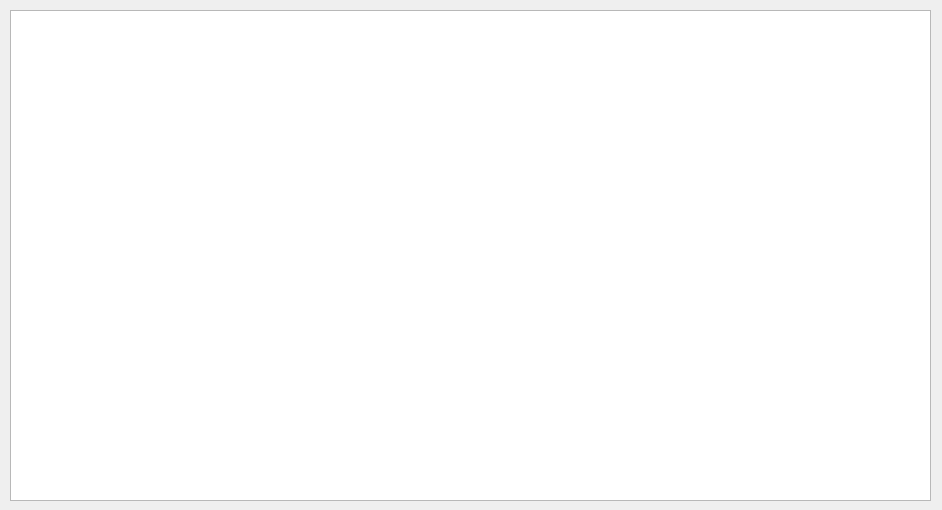
The window that SohoSecurity/SohoSecurity/WindowTabWidget.ui (fa1c0n1/funny_learning) describes before a commit, drawn with Qt 5.
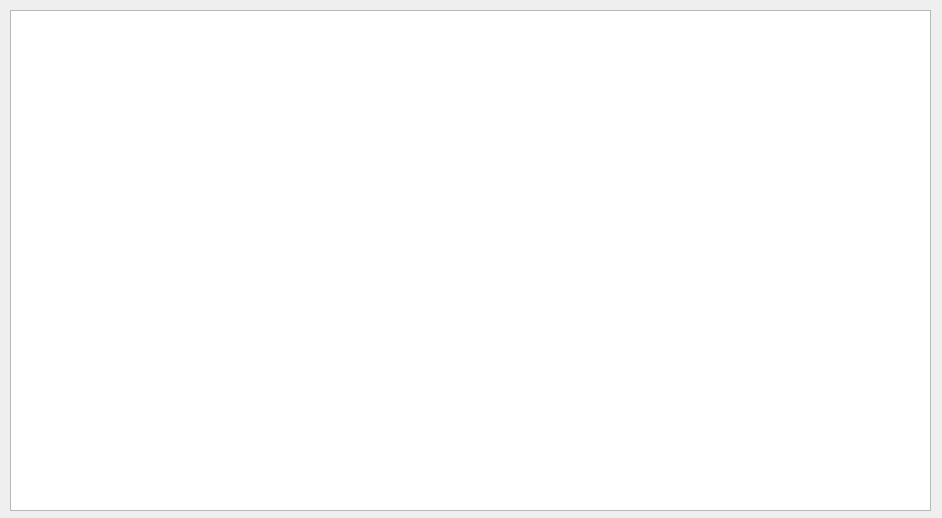
The same window after the commit.

Diff of the .ui file:
```diff
--- a/SohoSecurity/SohoSecurity/WindowTabWidget.ui
+++ b/SohoSecurity/SohoSecurity/WindowTabWidget.ui
@@ -7,7 +7,7 @@
     <x>0</x>
     <y>0</y>
     <width>942</width>
-    <height>510</height>
+    <height>518</height>
    </rect>
   </property>
   <property name="windowTitle">
@@ -19,7 +19,7 @@
      <x>10</x>
      <y>10</y>
      <width>921</width>
-     <height>491</height>
+     <height>501</height>
     </rect>
    </property>
    <property name="editTriggers">
```
